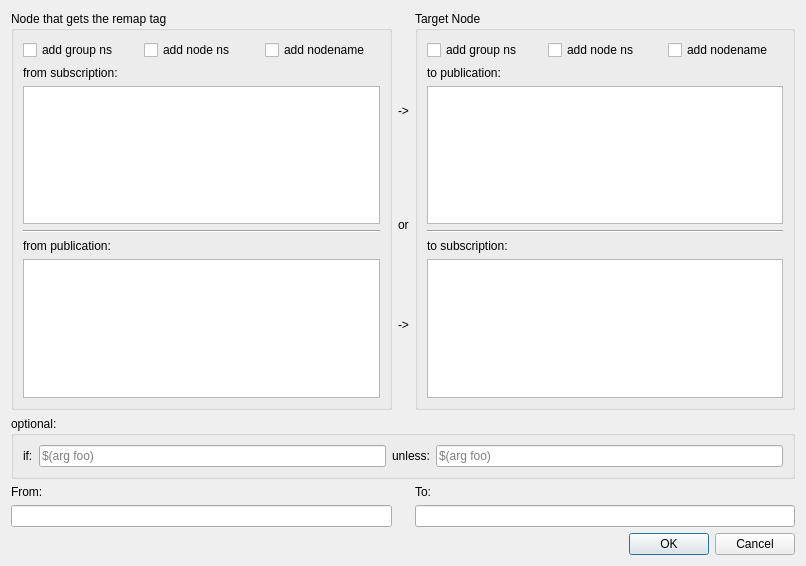
The window that rxDev/src/tagItems/remapArrowEdit.ui (songxuchao/rxdeveloper-ros-pkg) describes before a commit, drawn with Qt 5.
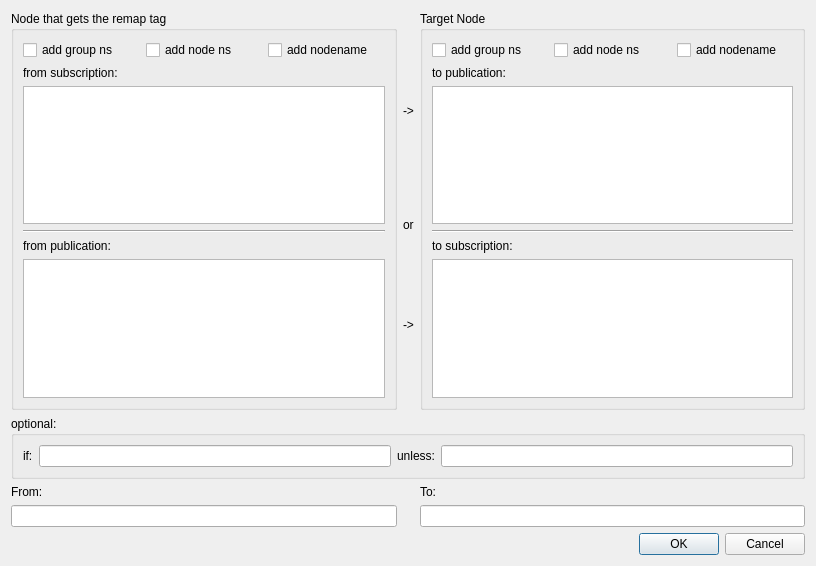
The same window after the commit. Icons and pictures are not drawn.

The edit to the form file:
```diff
--- a/rxDev/src/tagItems/remapArrowEdit.ui
+++ b/rxDev/src/tagItems/remapArrowEdit.ui
@@ -6,7 +6,7 @@
    <rect>
     <x>0</x>
     <y>0</y>
-    <width>806</width>
+    <width>816</width>
     <height>566</height>
    </rect>
   </property>
@@ -230,9 +230,12 @@
       </item>
       <item row="0" column="2">
        <widget class="QLineEdit" name="lineEdit_if">
-        <property name="placeholderText">
+        <property name="toolTip">
          <string>$(arg foo)</string>
         </property>
+        <property name="placeholderText">
+         <string/>
+        </property>
        </widget>
       </item>
       <item row="0" column="3">
@@ -244,9 +247,12 @@
       </item>
       <item row="0" column="4">
        <widget class="QLineEdit" name="lineEdit_unless">
-        <property name="placeholderText">
+        <property name="toolTip">
          <string>$(arg foo)</string>
         </property>
+        <property name="placeholderText">
+         <string/>
+        </property>
        </widget>
       </item>
      </layout>
```
